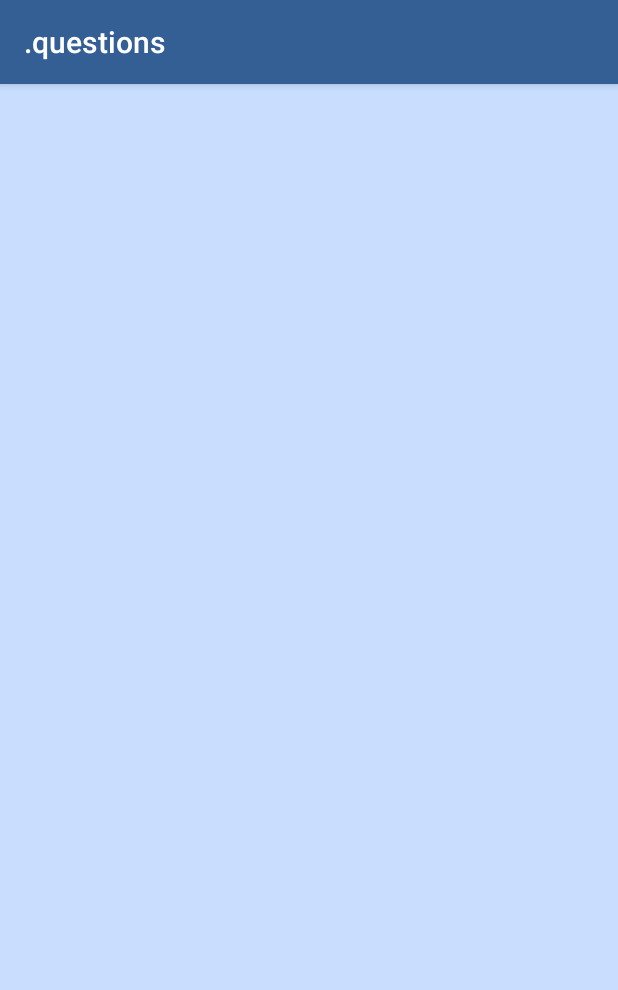
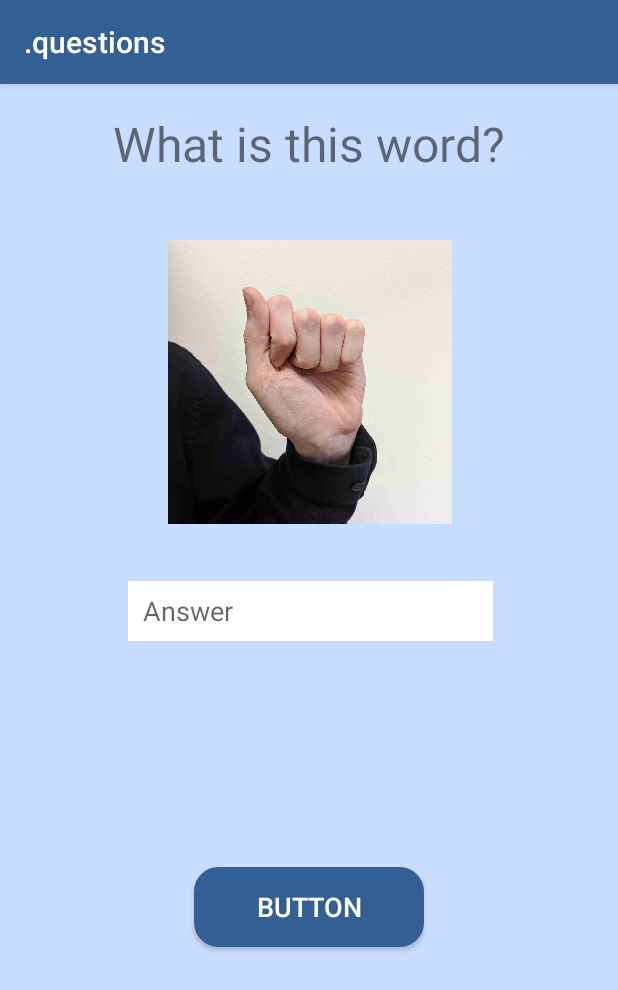
Before and after one commit to MeandrousShark/ASLearn, an Android app: the FingerSpelling screen opened directly, with no data from a screen before it, on a phone screen of 412 x 824 dp. Shown: the top 990 px of the screen. Run offline under Robolectric (Android 15) with nearby library versions, the phone set to English and light mode, and no system bars.

Commit message:
Started working on fingerspelling quiz (doesn't work yet)

```diff
--- a/app/src/main/java/com/aslearn/FingerSpelling.java
+++ b/app/src/main/java/com/aslearn/FingerSpelling.java
@@ -1,7 +1,15 @@
 package com.aslearn;
 
+import android.content.res.Resources;
+import android.graphics.drawable.AnimationDrawable;
+import android.net.Uri;
+import android.os.Handler;
 import android.support.v7.app.AppCompatActivity;
 import android.os.Bundle;
+import android.view.View;
+import android.widget.ImageView;
+import android.net.Uri;
+
 
 public class FingerSpelling extends AppCompatActivity {
 
@@ -9,5 +17,23 @@ public class FingerSpelling extends AppCompatActivity {
     protected void onCreate(Bundle savedInstanceState) {
         super.onCreate(savedInstanceState);
         setContentView(R.layout.fingerspelling_questions);
+
+        String word = "Apple";
+        // setImages(word);
     }
+//todo michael will fix this
+    /*private void setImages(String word)  {
+        ImageView images = findViewById(R.id.fsDisplay);
+        AnimationDrawable letterSigns = new AnimationDrawable();
+        String[] letters = new String[word.length()];
+        for (int i = 0; i < letters.length; i++) {
+            letters[i] = word.substring(i, i+1).toLowerCase();
+            String location = "R.drawable." + letters[i] +".jpg";
+            int fileLocation = getResources().getIdentifier(location, null, getCallingPackage());
+            letterSigns.addFrame(getResources().getDrawable(fileLocation, null), 1000);
+        }
+        letterSigns.setOneShot(false);
+        images.setBackground(letterSigns);
+    }
+    */
 }
--- a/app/src/main/java/com/aslearn/InfoLesson.java
+++ b/app/src/main/java/com/aslearn/InfoLesson.java
@@ -62,7 +62,6 @@ public class InfoLesson extends AppCompatActivity{
 
     protected void moreInfoButton(View view) {
         floater += 1;
-        System.out.println("don't copy me plz");
 
         if(floater % 2 == 1) {
             infoView.setText(R.string.moreInfo);
@@ -74,4 +73,8 @@ public class InfoLesson extends AppCompatActivity{
         }
     }
 
+    public void quizStart(View view) {
+        Intent intent = new Intent(this, FingerSpelling.class);
+        startActivity(intent);
+    }
 }
--- a/app/src/main/res/layout/fingerspelling_questions.xml
+++ b/app/src/main/res/layout/fingerspelling_questions.xml
@@ -4,6 +4,70 @@
     xmlns:tools="http://schemas.android.com/tools"
     android:layout_width="match_parent"
     android:layout_height="match_parent"
-    tools:context=".fingerspelling_questions">
+    tools:context=".FingerSpelling">
 
+    <ImageView
+        android:id="@+id/fsDisplay"
+        android:layout_width="189dp"
+        android:layout_height="194dp"
+        android:layout_marginEnd="8dp"
+        android:layout_marginStart="8dp"
+        android:layout_marginTop="40dp"
+        android:contentDescription="The fingerspelled letters in a slideshow"
+        android:src="@drawable/a"
+        app:layout_constraintEnd_toEndOf="parent"
+        app:layout_constraintHorizontal_bias="0.502"
+        app:layout_constraintStart_toStartOf="parent"
+        app:layout_constraintTop_toBottomOf="@+id/questionText" />
+
+    <TextView
+        android:id="@+id/questionText"
+        android:layout_width="wrap_content"
+        android:layout_height="wrap_content"
+        android:layout_marginEnd="8dp"
+        android:layout_marginStart="8dp"
+        android:layout_marginTop="18dp"
+        android:text="What is this word?"
+        android:textSize="32sp"
+        app:layout_constraintEnd_toEndOf="parent"
+        app:layout_constraintStart_toStartOf="parent"
+        app:layout_constraintTop_toTopOf="parent" />
+
+    <EditText
+        android:id="@+id/answerInput"
+        android:layout_width="243dp"
+        android:layout_height="40dp"
+        android:layout_marginEnd="8dp"
+        android:layout_marginStart="8dp"
+        android:layout_marginTop="36dp"
+        android:background="#FFFFFF"
+        android:backgroundTint="#FFFFFF"
+        android:ems="10"
+        android:hint="Answer"
+        android:inputType="textPersonName"
+        android:paddingLeft="10dp"
+        android:paddingRight="10dp"
+        android:textColor="#000000"
+        app:layout_constraintEnd_toEndOf="@+id/questionText"
+        app:layout_constraintHorizontal_bias="1.0"
+        app:layout_constraintStart_toStartOf="@+id/questionText"
+        app:layout_constraintTop_toBottomOf="@+id/fsDisplay" />
+
+    <Button
+        android:id="@+id/confirm"
+        android:layout_width="153dp"
+        android:layout_height="53dp"
+        android:layout_marginBottom="8dp"
+        android:layout_marginEnd="8dp"
+        android:layout_marginStart="8dp"
+        android:layout_marginTop="8dp"
+        android:background="@drawable/buttonrounding"
+        android:backgroundTint="@color/colorPrimary"
+        android:text="Button"
+        android:textSize="18sp"
+        app:layout_constraintBottom_toBottomOf="parent"
+        app:layout_constraintEnd_toEndOf="parent"
+        app:layout_constraintStart_toStartOf="parent"
+        app:layout_constraintTop_toBottomOf="@+id/answerInput"
+        app:layout_constraintVertical_bias="0.435" />
 </android.support.constraint.ConstraintLayout>
--- a/app/src/main/res/layout/infopage.xml
+++ b/app/src/main/res/layout/infopage.xml
@@ -53,9 +53,10 @@
         android:layout_marginTop="8dp"
         android:background="@drawable/buttonrounding"
         android:backgroundTint="@color/colorPrimary"
+        android:onClick="quizStart"
         android:paddingEnd="10dp"
         android:paddingStart="10dp"
-        android:text="Next Sign"
+        android:text="QuizTest"
         android:textColor="#FFFFFF"
         android:textSize="25sp"
         android:theme="@style/PrimaryFlatButton"
```
